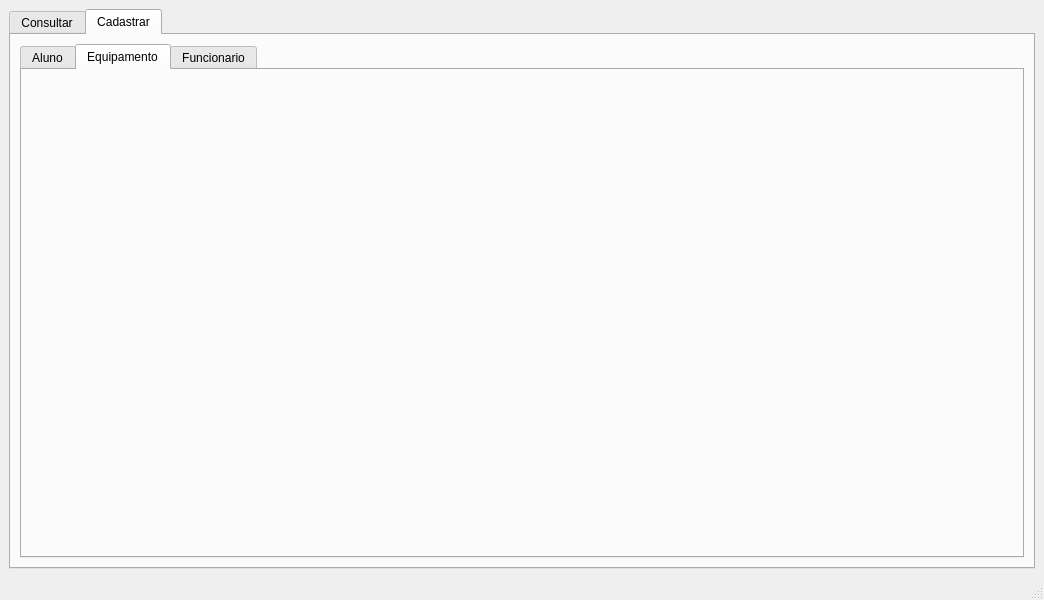
Before: the Qt Designer form projeto_2/controle_almoxarifado/mainwindow.ui in Thgm01/CCP140-Orientacao-a-Objetos, drawn with Qt 5.
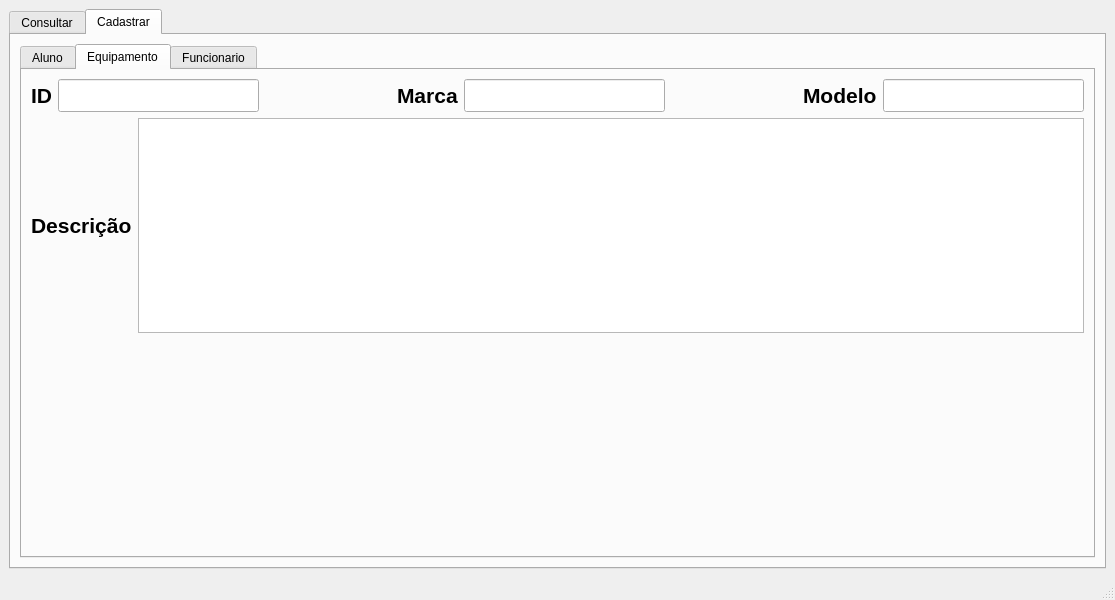
After: the same form once the commit is applied. The open tabs and pages were chosen to show the change.

Commit message: (projeto 2) Add Pagina de cadatro do patrimonio e Classe inicial do patrimonio

What changed in the file:
```diff
--- a/projeto_2/controle_almoxarifado/mainwindow.ui
+++ b/projeto_2/controle_almoxarifado/mainwindow.ui
@@ -6,7 +6,7 @@
    <rect>
     <x>0</x>
     <y>0</y>
-    <width>1044</width>
+    <width>1115</width>
     <height>600</height>
    </rect>
   </property>
@@ -485,6 +485,166 @@
            <attribute name="title">
             <string>Equipamento</string>
            </attribute>
+           <layout class="QGridLayout" name="gridLayout_8">
+            <item row="0" column="0">
+             <layout class="QHBoxLayout" name="horizontalLayout_10">
+              <item>
+               <widget class="QLabel" name="idPatrimonioLabel">
+                <property name="font">
+                 <font>
+                  <pointsize>16</pointsize>
+                  <bold>true</bold>
+                 </font>
+                </property>
+                <property name="text">
+                 <string>ID</string>
+                </property>
+               </widget>
+              </item>
+              <item>
+               <widget class="QLineEdit" name="idPatrimonioCadastro">
+                <property name="minimumSize">
+                 <size>
+                  <width>201</width>
+                  <height>0</height>
+                 </size>
+                </property>
+                <property name="font">
+                 <font>
+                  <pointsize>16</pointsize>
+                 </font>
+                </property>
+               </widget>
+              </item>
+              <item>
+               <spacer name="horizontalSpacer_18">
+                <property name="orientation">
+                 <enum>Qt::Horizontal</enum>
+                </property>
+                <property name="sizeHint" stdset="0">
+                 <size>
+                  <width>40</width>
+                  <height>20</height>
+                 </size>
+                </property>
+               </spacer>
+              </item>
+              <item>
+               <widget class="QLabel" name="marcaPatrimonioLabel">
+                <property name="font">
+                 <font>
+                  <pointsize>16</pointsize>
+                  <bold>true</bold>
+                 </font>
+                </property>
+                <property name="text">
+                 <string>Marca</string>
+                </property>
+               </widget>
+              </item>
+              <item>
+               <widget class="QLineEdit" name="marcaPatrimonioCadastro">
+                <property name="minimumSize">
+                 <size>
+                  <width>201</width>
+                  <height>0</height>
+                 </size>
+                </property>
+                <property name="font">
+                 <font>
+                  <pointsize>16</pointsize>
+                 </font>
+                </property>
+               </widget>
+              </item>
+              <item>
+               <spacer name="horizontalSpacer_19">
+                <property name="orientation">
+                 <enum>Qt::Horizontal</enum>
+                </property>
+                <property name="sizeHint" stdset="0">
+                 <size>
+                  <width>40</width>
+                  <height>20</height>
+                 </size>
+                </property>
+               </spacer>
+              </item>
+              <item>
+               <widget class="QLabel" name="marcaPatrimonioLabel_3">
+                <property name="font">
+                 <font>
+                  <pointsize>16</pointsize>
+                  <bold>true</bold>
+                 </font>
+                </property>
+                <property name="text">
+                 <string>Modelo</string>
+                </property>
+               </widget>
+              </item>
+              <item>
+               <widget class="QLineEdit" name="modeloPatrimonioCadastro">
+                <property name="minimumSize">
+                 <size>
+                  <width>201</width>
+                  <height>0</height>
+                 </size>
+                </property>
+                <property name="font">
+                 <font>
+                  <pointsize>16</pointsize>
+                 </font>
+                </property>
+               </widget>
+              </item>
+             </layout>
+            </item>
+            <item row="1" column="0">
+             <layout class="QHBoxLayout" name="horizontalLayout_15">
+              <item>
+               <widget class="QLabel" name="descricaoPatrimonioLabel">
+                <property name="font">
+                 <font>
+                  <pointsize>16</pointsize>
+                  <bold>true</bold>
+                 </font>
+                </property>
+                <property name="text">
+                 <string>Descrição</string>
+                </property>
+               </widget>
+              </item>
+              <item>
+               <widget class="QTextEdit" name="textEdit">
+                <property name="html">
+                 <string>&lt;!DOCTYPE HTML PUBLIC &quot;-//W3C//DTD HTML 4.0//EN&quot; &quot;http://www.w3.org/TR/REC-html40/strict.dtd&quot;&gt;
+&lt;html&gt;&lt;head&gt;&lt;meta name=&quot;qrichtext&quot; content=&quot;1&quot; /&gt;&lt;meta charset=&quot;utf-8&quot; /&gt;&lt;style type=&quot;text/css&quot;&gt;
+p, li { white-space: pre-wrap; }
+hr { height: 1px; border-width: 0; }
+li.unchecked::marker { content: &quot;\2610&quot;; }
+li.checked::marker { content: &quot;\2612&quot;; }
+&lt;/style&gt;&lt;/head&gt;&lt;body style=&quot; font-family:'Ubuntu'; font-size:11pt; font-weight:400; font-style:normal;&quot;&gt;
+&lt;p style=&quot;-qt-paragraph-type:empty; margin-top:0px; margin-bottom:0px; margin-left:0px; margin-right:0px; -qt-block-indent:0; text-indent:0px;&quot;&gt;&lt;br /&gt;&lt;/p&gt;&lt;/body&gt;&lt;/html&gt;</string>
+                </property>
+               </widget>
+              </item>
+             </layout>
+            </item>
+            <item row="2" column="0">
+             <spacer name="verticalSpacer_5">
+              <property name="orientation">
+               <enum>Qt::Vertical</enum>
+              </property>
+              <property name="sizeHint" stdset="0">
+               <size>
+                <width>20</width>
+                <height>194</height>
+               </size>
+              </property>
+             </spacer>
+            </item>
+           </layout>
           </widget>
           <widget class="QWidget" name="tab_8">
            <attribute name="title">
```
Left out of the diff: 4 changed lines with no effect on the pictures. The commit also changes 10 other files.
